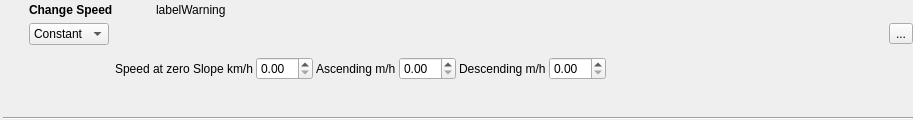
This is src/qmapshack/gis/trk/filter/IFilterSpeed.ui in Maproom/qmapshack as Qt 5 draws it before an edit. The edited form follows.
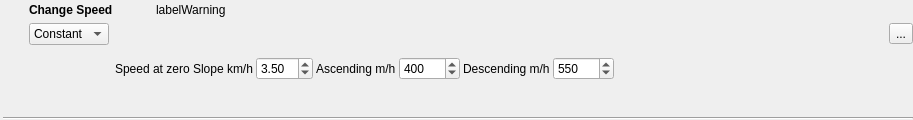
This is the edited form. Icons and pictures are not drawn.

Commit message: First prototype to test the formula with QMS tracks.

```diff
--- a/src/qmapshack/gis/trk/filter/IFilterSpeed.ui
+++ b/src/qmapshack/gis/trk/filter/IFilterSpeed.ui
@@ -557,7 +557,20 @@
             </widget>
            </item>
            <item>
-            <widget class="QDoubleSpinBox" name="spinHikingPlainSpeed"/>
+            <widget class="QDoubleSpinBox" name="spinHikingPlainSpeed">
+             <property name="decimals">
+              <number>2</number>
+             </property>
+             <property name="minimum">
+              <double>0.100000000000000</double>
+             </property>
+             <property name="maximum">
+              <double>99.900000000000006</double>
+             </property>
+             <property name="value">
+              <double>3.500000000000000</double>
+             </property>
+            </widget>
            </item>
            <item>
             <widget class="QLabel" name="label_12">
@@ -567,7 +580,20 @@
             </widget>
            </item>
            <item>
-            <widget class="QDoubleSpinBox" name="spinHikingAscending"/>
+            <widget class="QDoubleSpinBox" name="spinHikingAscending">
+             <property name="decimals">
+              <number>0</number>
+             </property>
+             <property name="minimum">
+              <double>1.000000000000000</double>
+             </property>
+             <property name="maximum">
+              <double>10000.000000000000000</double>
+             </property>
+             <property name="value">
+              <double>400.000000000000000</double>
+             </property>
+            </widget>
            </item>
            <item>
             <widget class="QLabel" name="label_14">
@@ -577,7 +603,20 @@
             </widget>
            </item>
            <item>
-            <widget class="QDoubleSpinBox" name="spinHikingDescending"/>
+            <widget class="QDoubleSpinBox" name="spinHikingDescending">
+             <property name="decimals">
+              <number>0</number>
+             </property>
+             <property name="minimum">
+              <double>1.000000000000000</double>
+             </property>
+             <property name="maximum">
+              <double>10000.000000000000000</double>
+             </property>
+             <property name="value">
+              <double>550.000000000000000</double>
+             </property>
+            </widget>
            </item>
            <item>
             <spacer name="horizontalSpacer_7">
```
The commit also changes 1 other file.
